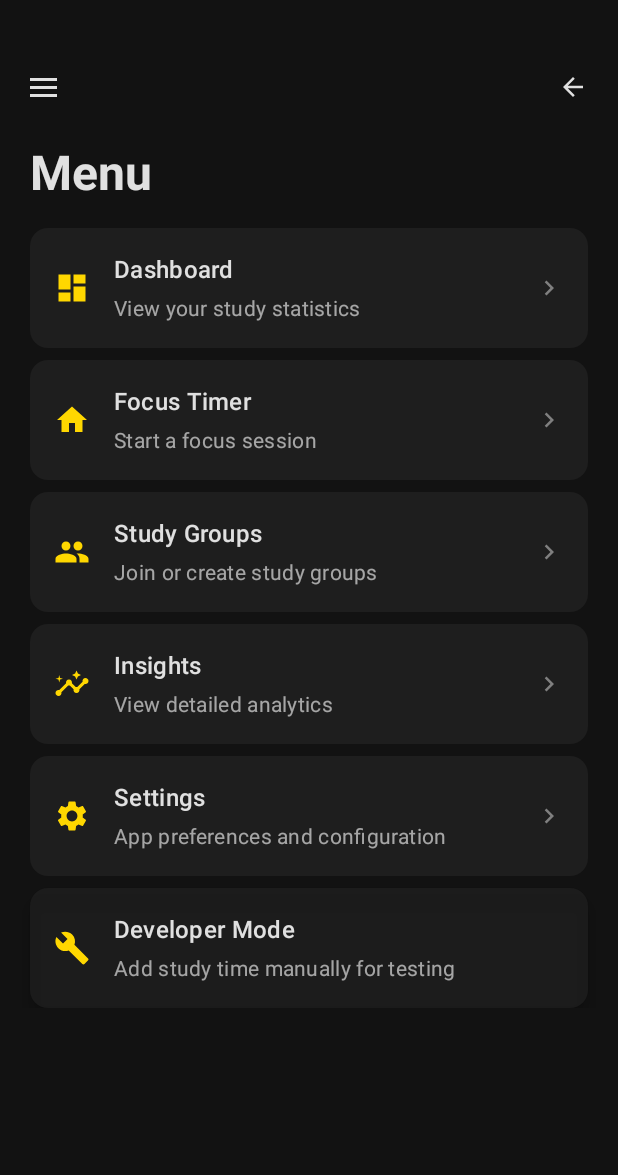
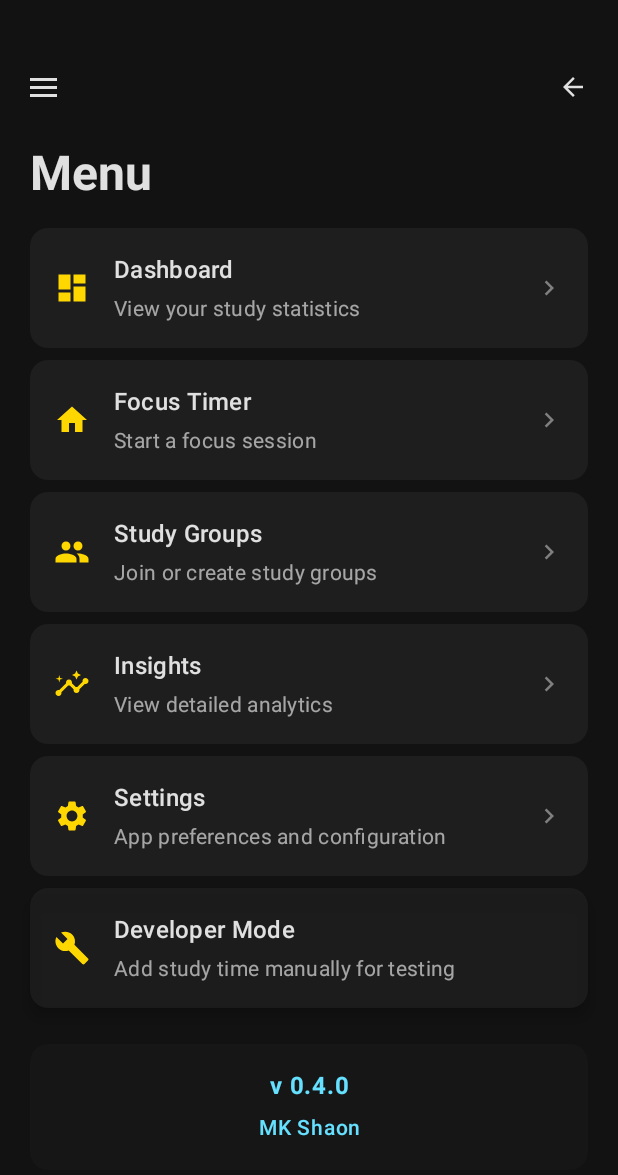
Before and after one commit to mkshaonexe/PVC-Perseverance, an Android app built with Jetpack Compose: the composable MenuScreen shown on its own in the app's theme, on a phone screen of 412 x 824 dp. Shown: the top 1175 px of the screen. Run offline under Robolectric (Android 15) with nearby library versions, the phone set to English and light mode, and no system bars; 2 statements that could not run were skipped.

Commit message:
add the version

```diff
--- a/app/src/main/java/com/perseverance/pvc/ui/screens/MenuScreen.kt
+++ b/app/src/main/java/com/perseverance/pvc/ui/screens/MenuScreen.kt
@@ -5,6 +5,7 @@ import androidx.compose.foundation.clickable
 import androidx.compose.foundation.layout.*
 import androidx.compose.foundation.lazy.LazyColumn
 import androidx.compose.foundation.lazy.items
+import androidx.compose.foundation.shape.RoundedCornerShape
 import androidx.compose.material.icons.Icons
 import androidx.compose.material.icons.filled.*
 import androidx.compose.material3.*
@@ -15,8 +16,11 @@ import androidx.compose.ui.graphics.Color
 import androidx.compose.ui.graphics.luminance
 import androidx.compose.ui.graphics.vector.ImageVector
 import androidx.compose.ui.text.font.FontWeight
+import androidx.compose.ui.text.style.TextAlign
 import androidx.compose.ui.unit.dp
 import androidx.compose.ui.unit.sp
+import androidx.compose.animation.core.*
+import androidx.compose.animation.animateColor
 import com.perseverance.pvc.ui.components.TopHeader
 import com.perseverance.pvc.ui.theme.glassBorder
 import com.perseverance.pvc.ui.theme.glassElevation
@@ -129,6 +133,11 @@ fun MenuScreen(
                     isUnlocked = isDeveloperModeUnlocked
                 )
             }
+
+            // App version and developer info
+            item {
+                AppVersionInfo()
+            }
         }
     }
 
@@ -237,3 +246,51 @@ fun MenuItemCard(
         }
     }
 }
+
+@Composable
+fun AppVersionInfo() {
+    val isLight = isLightTheme()
+
+    // Fixed turquoise color
+    val versionColor = Color(0xFF66E0FF) // Turquoise
+
+    Card(
+        modifier = Modifier
+            .fillMaxWidth()
+            .padding(vertical = 16.dp),
+        colors = CardDefaults.cardColors(
+            containerColor = if (isLight)
+                MaterialTheme.colorScheme.surface.copy(alpha = 0.8f)
+            else
+                MaterialTheme.colorScheme.surface.copy(alpha = 0.3f)
+        ),
+        shape = RoundedCornerShape(12.dp),
+        border = glassBorder(isLight),
+        elevation = glassElevation(isLight)
+    ) {
+        Column(
+            modifier = Modifier
+                .fillMaxWidth()
+                .padding(16.dp),
+            horizontalAlignment = Alignment.CenterHorizontally
+        ) {
+            Text(
+                text = "v 0.4.0",
+                fontSize = 16.sp,
+                fontWeight = FontWeight.Bold,
+                color = versionColor,
+                textAlign = TextAlign.Center
+            )
+
+            Spacer(modifier = Modifier.height(4.dp))
+
+            Text(
+                text = "MK Shaon",
+                fontSize = 14.sp,
+                fontWeight = FontWeight.Medium,
+                color = versionColor,
+                textAlign = TextAlign.Center
+            )
+        }
+    }
+}
```
